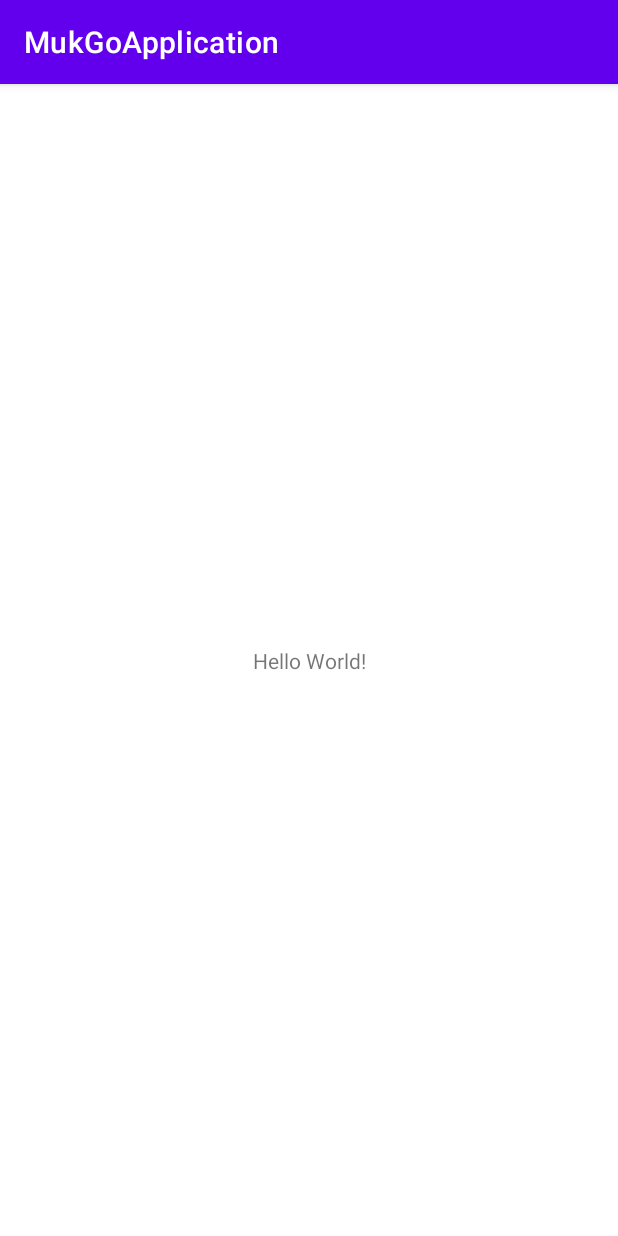
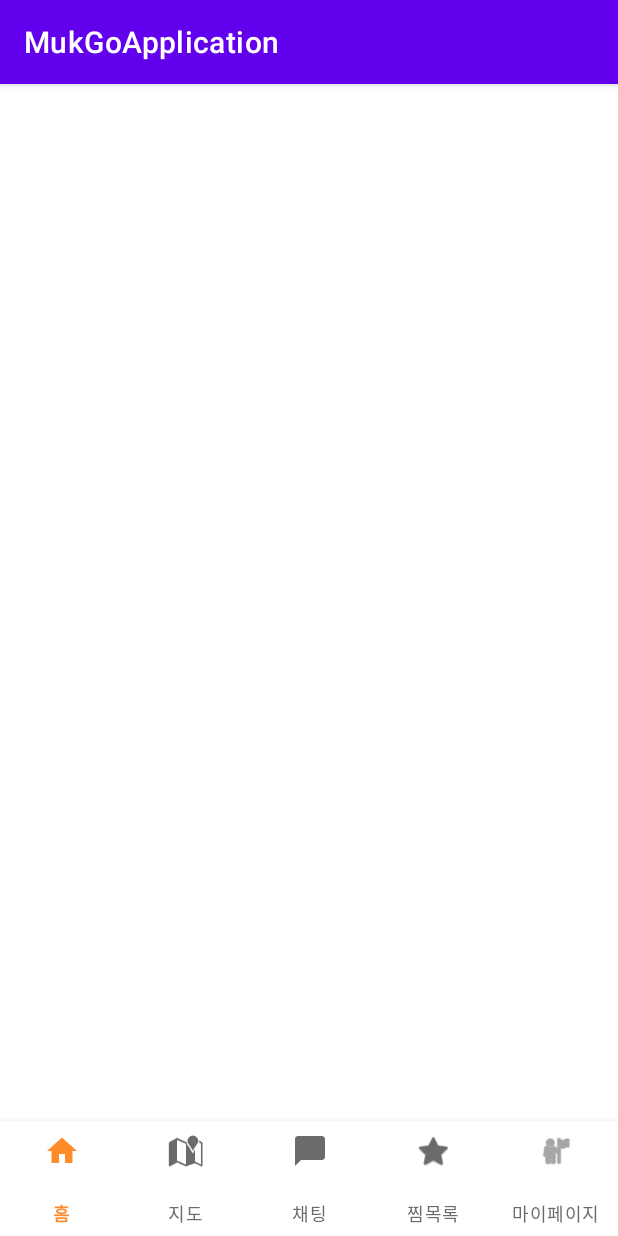
Before and after one commit to 2022-SMHRD-SW-Fullstack-1/MukGo, an Android app: the screen it shows after launch (MainActivity), on a phone screen of 412 x 824 dp. Run offline under Robolectric (Android 15) with nearby library versions, the phone set to English and light mode, and no system bars.

Commit message:
바텀네비게이션뷰 구현

```diff
--- a/app/src/main/AndroidManifest.xml
+++ b/app/src/main/AndroidManifest.xml
@@ -12,6 +12,13 @@
         android:supportsRtl="true"
         android:theme="@style/Theme.MukGoApplication"
         tools:targetApi="31">
+        <activity
+            android:name=".HomeActivity"
+            android:exported="false">
+            <meta-data
+                android:name="android.app.lib_name"
+                android:value="" />
+        </activity>
         <activity
             android:name=".MainActivity"
             android:exported="true">
--- /dev/null
+++ b/app/src/main/java/com/example/mukgoapplication/home/MainActivity.kt
@@ -0,0 +1,12 @@
+package com.example.mukgoapplication.home
+
+import androidx.appcompat.app.AppCompatActivity
+import android.os.Bundle
+import com.example.mukgoapplication.R
+
+class MainActivity : AppCompatActivity() {
+    override fun onCreate(savedInstanceState: Bundle?) {
+        super.onCreate(savedInstanceState)
+        setContentView(R.layout.activity_home)
+    }
+}
--- /dev/null
+++ b/app/src/main/res/drawable/item_chat.xml
@@ -0,0 +1,5 @@
+<vector android:height="24dp" android:tint="#3A3A3A"
+    android:viewportHeight="24" android:viewportWidth="24"
+    android:width="24dp" xmlns:android="http://schemas.android.com/apk/res/android">
+    <path android:fillColor="@android:color/white" android:pathData="M20,2H4c-1.1,0 -2,0.9 -2,2v18l4,-4h14c1.1,0 2,-0.9 2,-2V4c0,-1.1 -0.9,-2 -2,-2z"/>
+</vector>
--- /dev/null
+++ b/app/src/main/res/drawable/item_home.xml
@@ -0,0 +1,5 @@
+<vector android:height="24dp" android:tint="#3A3A3A"
+    android:viewportHeight="24" android:viewportWidth="24"
+    android:width="24dp" xmlns:android="http://schemas.android.com/apk/res/android">
+    <path android:fillColor="@android:color/white" android:pathData="M10,20v-6h4v6h5v-8h3L12,3 2,12h3v8z"/>
+</vector>
--- /dev/null
+++ b/app/src/main/res/drawable/menu_color.xml
@@ -0,0 +1,8 @@
+<?xml version="1.0" encoding="utf-8"?>
+<selector xmlns:android="http://schemas.android.com/apk/res/android">
+
+    <!--    선택했을 때 색-->
+    <item android:color="@color/mainColor" android:state_selected="true" />
+    <!--    선택안했을 때 색-->
+    <item android:color="#6B6B6B" android:state_selected="false" />
+</selector>
--- /dev/null
+++ b/app/src/main/res/layout/activity_home.xml
@@ -0,0 +1,9 @@
+<?xml version="1.0" encoding="utf-8"?>
+<androidx.constraintlayout.widget.ConstraintLayout xmlns:android="http://schemas.android.com/apk/res/android"
+    xmlns:app="http://schemas.android.com/apk/res-auto"
+    xmlns:tools="http://schemas.android.com/tools"
+    android:layout_width="match_parent"
+    android:layout_height="match_parent"
+    tools:context=".home.MainActivity">
+
+</androidx.constraintlayout.widget.ConstraintLayout>
--- a/app/src/main/res/layout/activity_main.xml
+++ b/app/src/main/res/layout/activity_main.xml
@@ -6,13 +6,31 @@
     android:layout_height="match_parent"
     tools:context=".MainActivity">
 
-    <TextView
+    <androidx.constraintlayout.widget.Guideline
+        android:id="@+id/guideline2"
         android:layout_width="wrap_content"
         android:layout_height="wrap_content"
-        android:text="Hello World!"
+        android:orientation="horizontal"
+        app:layout_constraintGuide_percent="0.1" />
+
+    <androidx.constraintlayout.widget.Guideline
+        android:id="@+id/guideline3"
+        android:layout_width="wrap_content"
+        android:layout_height="wrap_content"
+        android:orientation="horizontal"
+        app:layout_constraintGuide_percent="0.9" />
+
+    <com.google.android.material.bottomnavigation.BottomNavigationView
+        android:id="@+id/bnv"
+        android:layout_width="0dp"
+        android:layout_height="0dp"
+        app:itemIconTint="@drawable/menu_color"
+        app:itemTextColor="@drawable/menu_color"
+        app:labelVisibilityMode="labeled"
         app:layout_constraintBottom_toBottomOf="parent"
         app:layout_constraintEnd_toEndOf="parent"
         app:layout_constraintStart_toStartOf="parent"
-        app:layout_constraintTop_toTopOf="parent" />
+        app:layout_constraintTop_toTopOf="@+id/guideline3"
+        app:menu="@menu/menu_list" />
 
 </androidx.constraintlayout.widget.ConstraintLayout>
--- /dev/null
+++ b/app/src/main/res/menu/menu_list.xml
@@ -0,0 +1,24 @@
+<?xml version="1.0" encoding="utf-8"?>
+<menu xmlns:android="http://schemas.android.com/apk/res/android">
+
+    <item
+        android:id="@+id/tap1"
+        android:icon="@drawable/item_home"
+        android:title="홈" />
+    <item
+        android:id="@+id/tap2"
+        android:icon="@android:drawable/ic_dialog_map"
+        android:title="지도" />
+    <item
+        android:id="@+id/tap3"
+        android:icon="@drawable/item_chat"
+        android:title="채팅" />
+    <item
+        android:id="@+id/tap4"
+        android:icon="@android:drawable/btn_star_big_on"
+        android:title="찜목록" />
+    <item
+        android:id="@+id/tap5"
+        android:icon="@android:drawable/ic_menu_myplaces"
+        android:title="마이페이지" />
+</menu>
--- a/app/src/main/res/values/colors.xml
+++ b/app/src/main/res/values/colors.xml
@@ -7,4 +7,8 @@
     <color name="teal_700">#FF018786</color>
     <color name="black">#FF000000</color>
     <color name="white">#FFFFFFFF</color>
+
+<!-- main color-->
+    <color name="mainColor">#FF8B2B</color>
+
 </resources>
```
